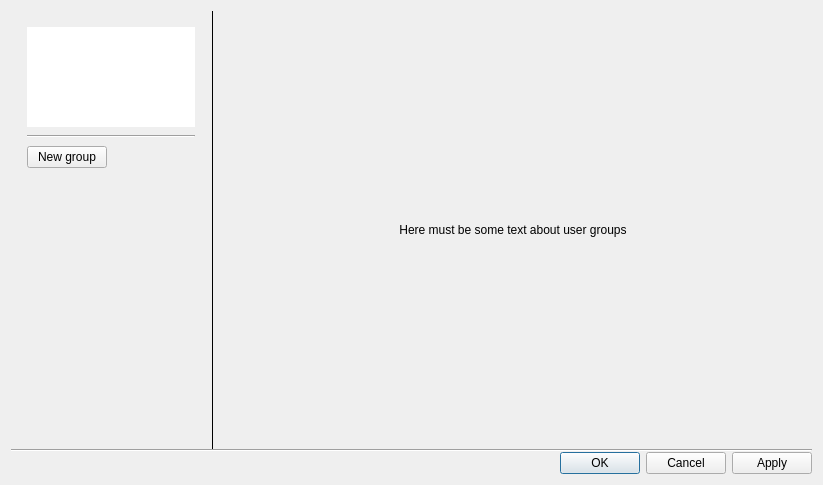
Above: client/src/ui/dialogs/resource_properties/user_groups_dialog.ui from networkoptix/nx_open before the change. Below: the same form after it.
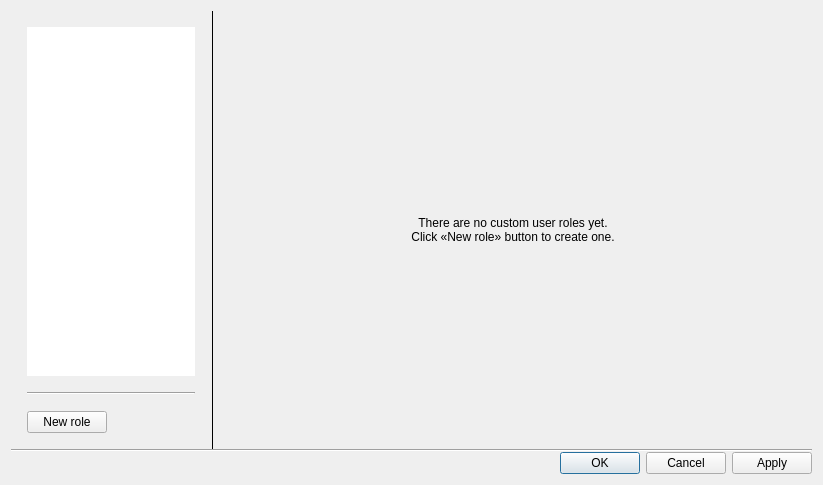
That is the form after the change. Custom widgets are drawn as their Qt base class.

Commit message:
VMS-2560, VMS-2636: Custom user role and custom permissions information in GUI
<==== Mercurial data ====>
Branch: dev_3.0.0_gui

```diff
--- a/client/src/ui/dialogs/resource_properties/user_groups_dialog.ui
+++ b/client/src/ui/dialogs/resource_properties/user_groups_dialog.ui
@@ -41,7 +41,8 @@
        <item>
         <widget class="QLabel" name="label">
          <property name="text">
-          <string>Here must be some text about user groups</string>
+          <string>There are no custom user roles yet.
+Click «New role» button to create one.</string>
          </property>
          <property name="alignment">
           <set>Qt::AlignCenter</set>
@@ -76,7 +77,7 @@
      </property>
      <layout class="QVBoxLayout" name="verticalLayout" stretch="1,0,0,0">
       <property name="spacing">
-       <number>8</number>
+       <number>16</number>
       </property>
       <property name="leftMargin">
        <number>16</number>
@@ -88,12 +89,12 @@
        <number>16</number>
       </property>
       <property name="bottomMargin">
-       <number>16</number>
+       <number>0</number>
       </property>
       <item>
        <widget class="QnTreeView" name="groupsTreeView">
         <property name="sizePolicy">
-         <sizepolicy hsizetype="Expanding" vsizetype="Maximum">
+         <sizepolicy hsizetype="Expanding" vsizetype="Expanding">
           <horstretch>0</horstretch>
           <verstretch>0</verstretch>
          </sizepolicy>
@@ -140,7 +141,7 @@
          </sizepolicy>
         </property>
         <property name="text">
-         <string>New group</string>
+         <string>New role</string>
         </property>
        </widget>
       </item>
@@ -152,7 +153,7 @@
         <property name="sizeHint" stdset="0">
          <size>
           <width>20</width>
-          <height>40</height>
+          <height>16</height>
          </size>
         </property>
        </spacer>
```
The commit also changes 19 other files.
